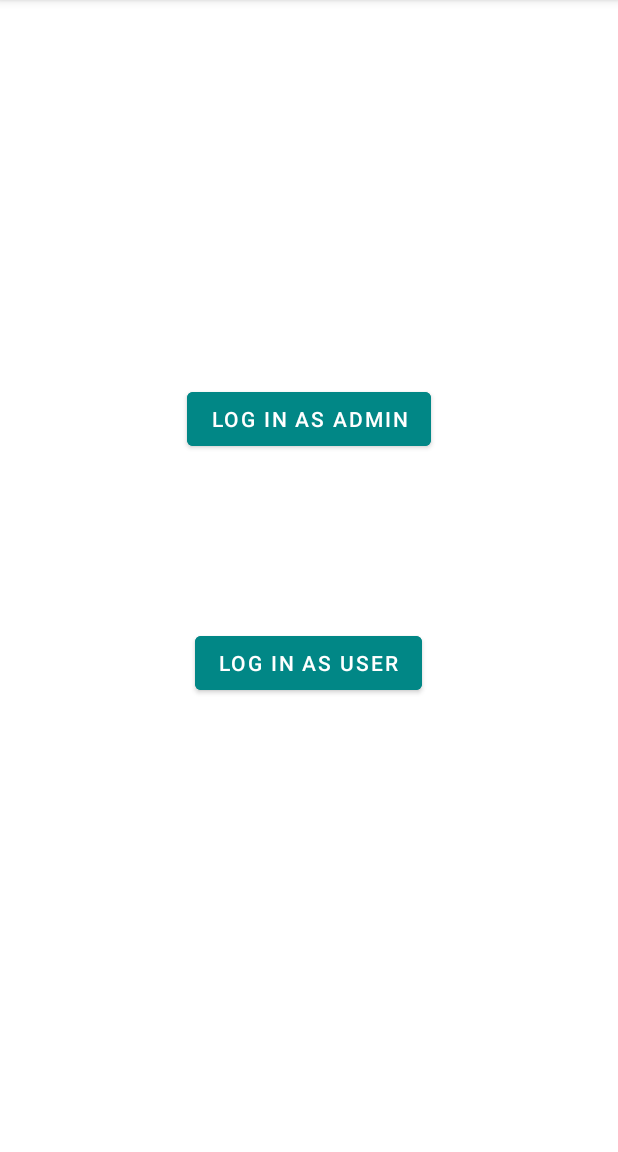
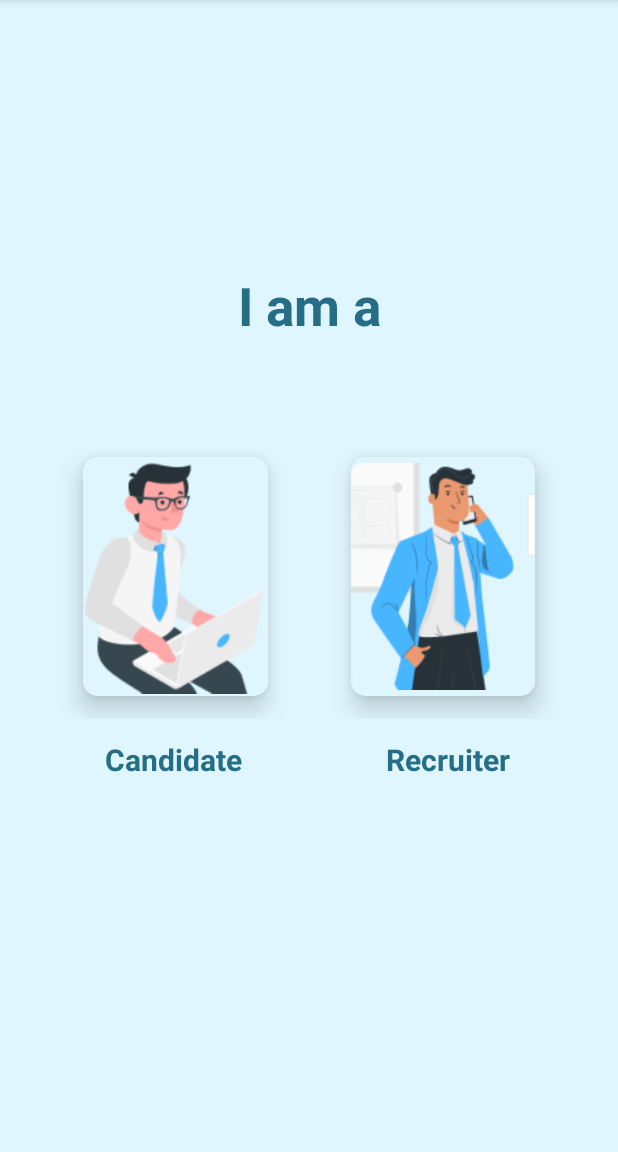
Before and after one commit to DSC-JSS-NOIDA/RapidHire, an Android app: the AdminUserSelectActivity screen opened directly, with no data from a screen before it, on a phone screen of 412 x 824 dp, the part 84-1236 px from its top. Run offline under Robolectric (Android 15) with nearby library versions, the phone set to English and light mode, and no system bars.

Commit message:
UI changed for AdminUserSelectActivity.Added lift on touch animation.

```diff
--- a/app/build.gradle
+++ b/app/build.gradle
@@ -48,4 +48,5 @@ dependencies {
     androidTestImplementation 'androidx.test.espresso:espresso-core:3.4.0'
     implementation("androidx.navigation:navigation-fragment-ktx:2.5.2")
     implementation("androidx.navigation:navigation-ui-ktx:2.5.2")
+    implementation "androidx.cardview:cardview:1.0.0"
 }
--- a/app/src/main/AndroidManifest.xml
+++ b/app/src/main/AndroidManifest.xml
@@ -14,6 +14,9 @@
         android:theme="@style/Theme.RapidHire"
         tools:targetApi="31">
         <activity
+            android:name=".animation"
+            android:exported="false" />
+        <activity
             android:name=".activites.AuthActivity"
             android:exported="false" />
         <activity
@@ -21,16 +24,16 @@
             android:exported="false" />
         <activity
             android:name=".activites.SplashScreen"
-            android:exported="true" >
+            android:exported="true">
             <intent-filter>
                 <action android:name="android.intent.action.MAIN" />
+
                 <category android:name="android.intent.category.LAUNCHER" />
             </intent-filter>
         </activity>
         <activity
             android:name=".activites.MainActivity"
-            android:exported="true">
-        </activity>
+            android:exported="true"></activity>
     </application>
 
 </manifest>
--- a/app/src/main/java/com/example/rapidhire/activites/AdminUserSelectActivity.kt
+++ b/app/src/main/java/com/example/rapidhire/activites/AdminUserSelectActivity.kt
@@ -1,9 +1,11 @@
 package com.example.rapidhire.activites
 
 import android.content.Intent
+import androidx.appcompat.app.AppCompatActivity
 import android.os.Bundle
+import android.os.Handler
 import android.widget.Button
-import androidx.appcompat.app.AppCompatActivity
+import androidx.cardview.widget.CardView
 import com.example.rapidhire.R
 
 class AdminUserSelectActivity : AppCompatActivity() {
@@ -12,17 +14,21 @@ class AdminUserSelectActivity : AppCompatActivity() {
         super.onCreate(savedInstanceState)
         setContentView(R.layout.activity_admin_user_select)
 
-        val btnAdmin = findViewById<Button>(R.id.Admin)
-        val btnUser = findViewById<Button>(R.id.User)
+        val btnAdmin = findViewById<CardView>(R.id.candidate)
+        val btnUser = findViewById<CardView>(R.id.cardViewRec)
 
         btnAdmin.setOnClickListener {
-            val intent = Intent(this, AuthActivity::class.java)
-            startActivity(intent)
+            Handler().postDelayed(Runnable {
+                val i = Intent(this, AuthActivity::class.java)
+                startActivity(i)
+            }, 3000)
         }
 
         btnUser.setOnClickListener {
-            val intent = Intent(this, AuthActivity::class.java)
-            startActivity(intent)
+            Handler().postDelayed(Runnable {
+                val i = Intent(this, AuthActivity::class.java)
+                startActivity(i)
+            }, 3000)
         }
     }
 }
--- a/app/src/main/java/com/example/rapidhire/fragments/LogInFragment.kt
+++ b/app/src/main/java/com/example/rapidhire/fragments/LogInFragment.kt
@@ -21,10 +21,21 @@ class LogInFragment : Fragment() {
         savedInstanceState: Bundle?
     ): View? {
         val view = inflater.inflate(R.layout.fragment_log_in, container, false)
-        val tvRegister = view.findViewById<TextView>(R.id.tv_register)
+
+        val tvRegister = view.findViewById<TextView>(R.id.textView)
         tvRegister.setOnClickListener {
             findNavController().navigate(R.id.action_logInFragment_to_registerFragment)
         }
+
         return  view
+
+
+
+
+
+
+
     }
+
+
 }
--- a/app/src/main/java/com/example/rapidhire/fragments/RegisterFragment.kt
+++ b/app/src/main/java/com/example/rapidhire/fragments/RegisterFragment.kt
@@ -21,7 +21,7 @@ class RegisterFragment : Fragment() {
     ): View? {
         // Inflate the layout for this fragment
         val view =inflater.inflate(R.layout.fragment_register, container, false)
-        val tvLogin = view.findViewById<TextView>(R.id.signUp)
+        val tvLogin = view.findViewById<TextView>(R.id.textView)
         tvLogin.setOnClickListener {
             findNavController().navigate(R.id.action_registerFragment_to_logInFragment)
         }
--- /dev/null
+++ b/app/src/main/res/animator/lift_on_touch.xml
@@ -0,0 +1,24 @@
+<?xml version="1.0" encoding="utf-8"?>
+<!-- animate the translationZ property of a view when pressed -->
+<selector xmlns:android="http://schemas.android.com/apk/res/android">
+    <item
+        android:state_enabled="true"
+        android:state_pressed="true">
+        <set>
+            <objectAnimator
+                android:duration="300"
+                android:propertyName="translationZ"
+                android:valueTo="8dp"
+                android:valueType="floatType"/>
+        </set>
+    </item>
+    <item>
+        <set>
+            <objectAnimator
+                android:duration="300"
+                android:propertyName="translationZ"
+                android:valueTo="0"
+                android:valueType="floatType"/>
+        </set>
+    </item>
+</selector>
--- a/app/src/main/res/layout/activity_admin_user_select.xml
+++ b/app/src/main/res/layout/activity_admin_user_select.xml
@@ -1,33 +1,114 @@
 <?xml version="1.0" encoding="utf-8"?>
+
+
 <androidx.constraintlayout.widget.ConstraintLayout xmlns:android="http://schemas.android.com/apk/res/android"
     xmlns:app="http://schemas.android.com/apk/res-auto"
     xmlns:tools="http://schemas.android.com/tools"
-    android:layout_width="match_parent"
+    android:layout_width="wrap_content"
     android:layout_height="match_parent"
+    android:background="@color/blue"
+    android:orientation="horizontal"
     tools:context=".activites.AdminUserSelectActivity">
 
-    <Button
-        android:id="@+id/Admin"
+    <TextView
         android:layout_width="wrap_content"
         android:layout_height="wrap_content"
-        android:text="Log In as Admin"
-        android:backgroundTint="@color/teal_700"
+        android:text="I am a"
+        android:textColor="@color/green"
+        android:textSize="35dp"
+        android:textStyle="bold"
+        android:layout_marginTop="180dp"
+        app:layout_constraintEnd_toEndOf="parent"
+        app:layout_constraintHorizontal_bias="0.5"
+        app:layout_constraintStart_toStartOf="parent"
+        app:layout_constraintTop_toTopOf="parent" />
+
+    <LinearLayout
+        android:id="@+id/linearLayout3"
+        android:layout_width="wrap_content"
+        android:layout_height="wrap_content"
+        android:backgroundTint="@color/blue"
+        android:layout_gravity="center"
         app:layout_constraintBottom_toBottomOf="parent"
         app:layout_constraintEnd_toEndOf="parent"
         app:layout_constraintStart_toStartOf="parent"
-        app:layout_constraintTop_toTopOf="parent"
-        app:layout_constraintVertical_bias="0.355" />
+        app:layout_constraintTop_toTopOf="parent">
 
-    <Button
-        android:id="@+id/User"
+        <androidx.cardview.widget.CardView
+            android:id="@+id/candidate"
+            android:layout_width="280dp"
+            android:layout_height="190dp"
+            android:layout_gravity="center"
+            android:layout_marginLeft="45dp"
+            android:layout_weight="1"
+            app:cardCornerRadius="10dp"
+            app:cardElevation="10dp"
+            android:foreground="?attr/selectableItemBackground"
+            android:background="@color/blue"
+            android:stateListAnimator="@animator/lift_on_touch"
+            android:clickable="true"
+            app:cardPreventCornerOverlap="false"
+            app:cardUseCompatPadding="true">
+
+            <ImageView
+                android:layout_width="match_parent"
+                android:layout_height="match_parent"
+                android:background="@color/blue"
+                android:src="@drawable/image" />
+
+
+        </androidx.cardview.widget.CardView>
+
+        <androidx.cardview.widget.CardView
+            android:id="@+id/cardViewRec"
+            android:layout_width="280dp"
+            android:layout_height="190dp"
+            android:layout_gravity="center"
+            android:layout_marginLeft="35sp"
+            android:layout_marginRight="45dp"
+            android:layout_weight="1"
+            app:cardCornerRadius="10dp"
+            app:cardElevation="10dp"
+            android:foreground="?attr/selectableItemBackground"
+            android:background="@color/blue"
+            android:stateListAnimator="@animator/lift_on_touch"
+            android:clickable="true"
+            app:cardPreventCornerOverlap="false"
+            app:cardUseCompatPadding="true">
+
+            <ImageView
+                android:layout_width="match_parent"
+                android:layout_height="match_parent"
+                android:background="@color/blue"
+                android:src="@drawable/imagerec" />
+
+        </androidx.cardview.widget.CardView>
+
+
+    </LinearLayout>
+
+    <TextView
         android:layout_width="wrap_content"
         android:layout_height="wrap_content"
-        android:text="Log In as User"
-        android:backgroundTint="@color/teal_700"
-        app:layout_constraintBottom_toBottomOf="parent"
+        android:text="Candidate"
+        android:textColor="@color/green"
+        android:textSize="20dp"
+        android:textStyle="bold"
+        android:layout_marginTop="13dp"
+        android:layout_marginLeft="70dp"
+        app:layout_constraintStart_toStartOf="parent"
+        app:layout_constraintTop_toBottomOf="@+id/linearLayout3" />
+
+    <TextView
+        android:layout_width="wrap_content"
+        android:layout_height="wrap_content"
+        android:layout_marginEnd="72dp"
+        android:text="Recruiter"
+        android:textColor="@color/green"
+        android:textSize="20dp"
+        android:textStyle="bold"
+        android:layout_marginTop="13dp"
         app:layout_constraintEnd_toEndOf="parent"
-        app:layout_constraintHorizontal_bias="0.498"
-        app:layout_constraintStart_toStartOf="parent"
-        app:layout_constraintTop_toTopOf="parent"
-        app:layout_constraintVertical_bias="0.581" />
+        app:layout_constraintTop_toBottomOf="@+id/linearLayout3" />
+
 </androidx.constraintlayout.widget.ConstraintLayout>
```
Also changed, not shown: app/src/main/res/drawable/image.png (added), app/src/main/res/drawable/imagerec.png (added).
